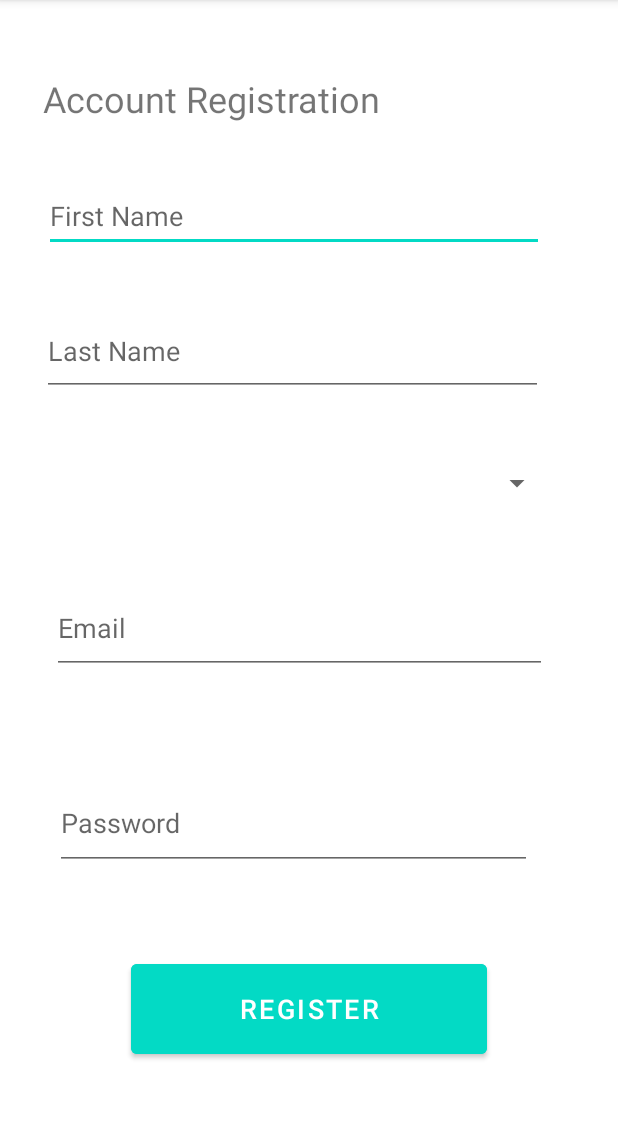
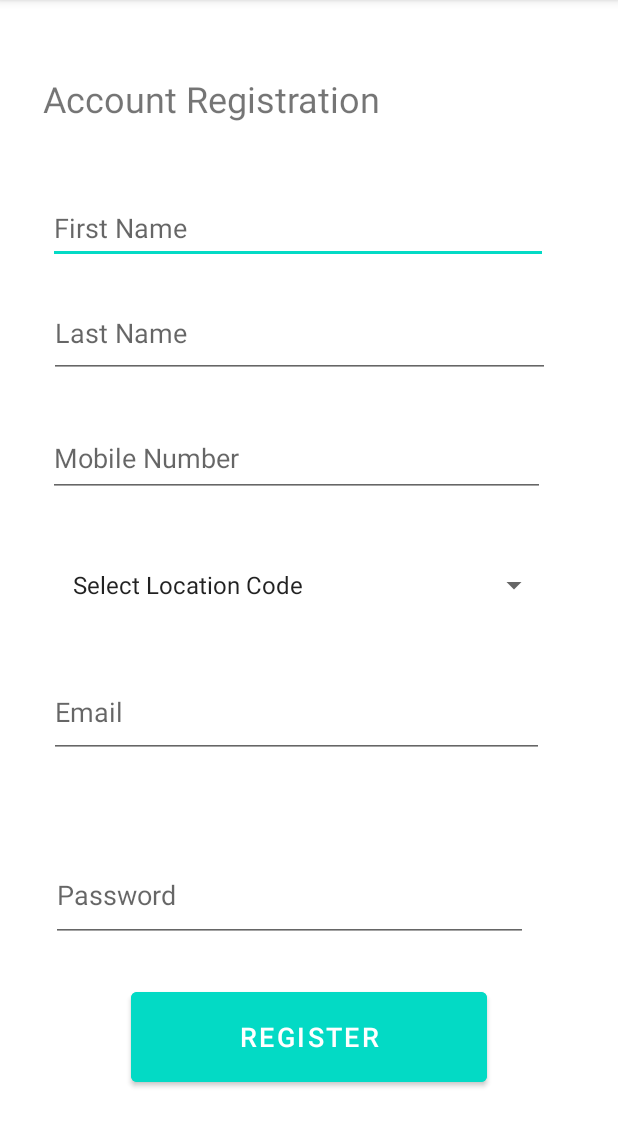
Before and after one commit to jolomunar/EdgeScanner-MobileApp, an Android app: the Register screen opened directly, with no data from a screen before it, on a phone screen of 412 x 824 dp, the part 84-1231 px from its top. Run offline under Robolectric (Android 15) with nearby library versions, the phone set to English and light mode, and no system bars; our stand-ins replace Firebase (no records; nobody signed in at launch, a user with empty details on screens opened directly).

Commit message:
new-committ

```diff
--- a/app/src/main/java/apc/mobprog/myqrcodeandbarcodescanner/PromoData.java
+++ b/app/src/main/java/apc/mobprog/myqrcodeandbarcodescanner/PromoData.java
@@ -1,13 +1,14 @@
 package apc.mobprog.myqrcodeandbarcodescanner;
 
 public class PromoData {
-    public String firstname, lastname, email, password, locationCode;
+    public String firstname, lastname, email, password, locationCode, mobNum;
 
-    public PromoData(String first, String sur, String emailAdd, String passwd, String locCode) {
+    public PromoData(String first, String sur, String emailAdd, String passwd, String locCode, String mobileNumber) {
         this.firstname = first;
         this.lastname = sur;
         this.email = emailAdd;
         this.password = passwd;
         this.locationCode = locCode;
+        this.mobNum = mobileNumber;
     }
 }
--- a/app/src/main/java/apc/mobprog/myqrcodeandbarcodescanner/Register.java
+++ b/app/src/main/java/apc/mobprog/myqrcodeandbarcodescanner/Register.java
@@ -6,15 +6,15 @@ import androidx.appcompat.app.AppCompatActivity;
 import android.annotation.SuppressLint;
 import android.content.pm.ActivityInfo;
 import android.view.View;
+import android.widget.ArrayAdapter;
 import android.widget.Button;
 import android.widget.EditText;
-import java.net.HttpURLConnection;
+
 import java.util.HashMap;
 
 import android.text.TextUtils;
 import android.content.Intent;
 import android.widget.Spinner;
-import android.widget.TextView;
 import android.os.Bundle;
 import android.widget.Toast;
 
@@ -28,9 +28,9 @@ import com.google.firebase.database.FirebaseDatabase;
 
 public class Register extends AppCompatActivity {
 
-    EditText firstname, lastname, email, password;
+    EditText firstname, lastname, email, password, mobNum;
     Spinner locationCode;
-    String first, sur, emailAdd, passwd, locCode;
+    String first, sur, emailAdd, passwd, locCode, mobileNumber;
     Button register;
 
     FirebaseDatabase node = FirebaseDatabase.getInstance();
@@ -48,7 +48,14 @@ public class Register extends AppCompatActivity {
         lastname = findViewById(R.id.lastname);
         email = findViewById(R.id.email);
         password = findViewById(R.id.password);
+        mobNum= findViewById(R.id.mobNum);
+
+        //Location Code Dropdown
         locationCode = findViewById(R.id.locationCode);
+        ArrayAdapter<String> outlet = new ArrayAdapter<String>(this,android.R.layout.simple_list_item_1,
+                getResources().getStringArray(R.array.locationCode));
+        outlet.setDropDownViewResource(android.R.layout.simple_spinner_dropdown_item);
+        locationCode.setAdapter(outlet);
 
         beginOnClick();
     }
@@ -64,12 +71,17 @@ public class Register extends AppCompatActivity {
                 emailAdd = email.getText().toString();
                 passwd = password.getText().toString();
                 locCode = locationCode.getSelectedItem().toString();
+                mobileNumber = mobNum.getText().toString();
+
 
                 if (TextUtils.isEmpty(first)){
                     firstname.setError("Please Enter Email");
                     return;
                 } else if (TextUtils.isEmpty(sur)) {
                     lastname.setError("Please Enter Password");
+                    return;
+                } else if (TextUtils.isEmpty(mobileNumber)) {
+                    mobNum.setError("Please Enter Mobile Number");
                     return;
                 } else if (TextUtils.isEmpty(emailAdd)) {
                     email.setError("Please Enter Email");
@@ -78,12 +90,12 @@ public class Register extends AppCompatActivity {
                     password.setError("Please Enter Password");
                     return;
                 } else {
-                    registerAccount(first, sur, emailAdd, passwd, locCode);
+                    registerAccount(first, sur, emailAdd, passwd, locCode, mobileNumber);
                 }
             }
         });
     }
-    public void registerAccount (String first, String sur, String emailAdd, String passwd, String locCode){
+    public void registerAccount(String first, String sur, String emailAdd, String passwd, String locCode, String mobileNumber){
         FirebaseAuth auth = FirebaseAuth.getInstance();
         auth.createUserWithEmailAndPassword(emailAdd, passwd).addOnCompleteListener(Register.this,
                 new OnCompleteListener<AuthResult>() {
@@ -104,6 +116,7 @@ public class Register extends AppCompatActivity {
                             promoMap.put("email", emailAdd);
                             promoMap.put("password", passwd);
                             promoMap.put("outlet", locCode);
+                            promoMap.put("mobNum", mobileNumber);
 
                             ref.push().setValue(promoMap);
                         }
--- a/app/src/main/res/layout/activity_register.xml
+++ b/app/src/main/res/layout/activity_register.xml
@@ -9,11 +9,11 @@
         android:id="@+id/locationCode"
         android:layout_width="334dp"
         android:layout_height="60dp"
-        android:layout_marginTop="292dp"
+        android:layout_marginTop="360dp"
         android:ems="10"
         android:hint="Location Code"
         app:layout_constraintEnd_toEndOf="parent"
-        app:layout_constraintHorizontal_bias="0.441"
+        app:layout_constraintHorizontal_bias="0.415"
         app:layout_constraintStart_toStartOf="parent"
         app:layout_constraintTop_toTopOf="parent"
         tools:ignore="SpeakableTextPresentCheck" />
@@ -43,18 +43,18 @@
         app:layout_constraintEnd_toEndOf="parent"
         app:layout_constraintStart_toStartOf="parent"
         app:layout_constraintTop_toTopOf="parent"
-        app:layout_constraintVertical_bias="0.915" />
+        app:layout_constraintVertical_bias="0.942" />
 
     <EditText
         android:id="@+id/firstname"
         android:layout_width="333dp"
         android:layout_height="48dp"
-        android:layout_marginTop="120dp"
+        android:layout_marginTop="128dp"
         android:ems="10"
         android:hint="First Name"
         android:inputType="textPersonName"
         app:layout_constraintEnd_toEndOf="parent"
-        app:layout_constraintHorizontal_bias="0.371"
+        app:layout_constraintHorizontal_bias="0.41"
         app:layout_constraintStart_toStartOf="parent"
         app:layout_constraintTop_toTopOf="parent"
         tools:ignore="SpeakableTextPresentCheck" />
@@ -63,12 +63,12 @@
         android:id="@+id/lastname"
         android:layout_width="334dp"
         android:layout_height="60dp"
-        android:layout_marginTop="204dp"
+        android:layout_marginTop="192dp"
         android:ems="10"
         android:hint="Last Name"
         android:inputType="textPersonName"
         app:layout_constraintEnd_toEndOf="parent"
-        app:layout_constraintHorizontal_bias="0.363"
+        app:layout_constraintHorizontal_bias="0.415"
         app:layout_constraintStart_toStartOf="parent"
         app:layout_constraintTop_toTopOf="parent"
         tools:ignore="SpeakableTextPresentCheck" />
@@ -77,13 +77,13 @@
         android:id="@+id/email"
         android:layout_width="330dp"
         android:layout_height="61dp"
-        android:layout_marginTop="388dp"
+        android:layout_marginTop="444dp"
         android:ems="10"
         android:hint="Email"
         android:inputType="textEmailAddress"
         android:minHeight="48dp"
         app:layout_constraintEnd_toEndOf="parent"
-        app:layout_constraintHorizontal_bias="0.419"
+        app:layout_constraintHorizontal_bias="0.395"
         app:layout_constraintStart_toStartOf="parent"
         app:layout_constraintTop_toTopOf="parent"
         tools:ignore="SpeakableTextPresentCheck" />
@@ -97,10 +97,23 @@
         android:inputType="textPassword"
         app:layout_constraintBottom_toBottomOf="parent"
         app:layout_constraintEnd_toEndOf="parent"
-        app:layout_constraintHorizontal_bias="0.39"
+        app:layout_constraintHorizontal_bias="0.365"
         app:layout_constraintStart_toStartOf="parent"
         app:layout_constraintTop_toTopOf="parent"
-        app:layout_constraintVertical_bias="0.734"
+        app:layout_constraintVertical_bias="0.802"
         tools:ignore="SpeakableTextPresentCheck" />
 
+    <EditText
+        android:id="@+id/mobNum"
+        android:layout_width="331dp"
+        android:layout_height="51dp"
+        android:layout_marginTop="28dp"
+        android:ems="10"
+        android:hint="Mobile Number"
+        android:inputType="phone"
+        app:layout_constraintEnd_toEndOf="parent"
+        app:layout_constraintHorizontal_bias="0.4"
+        app:layout_constraintStart_toStartOf="parent"
+        app:layout_constraintTop_toBottomOf="@+id/lastname" />
+
 </androidx.constraintlayout.widget.ConstraintLayout>
--- a/app/src/main/res/values/strings.xml
+++ b/app/src/main/res/values/strings.xml
@@ -49,4 +49,13 @@
         <item>F-22</item>
         <item>M-20</item>
     </string-array>
+
+    <string-array name="locationCode">
+        <item>Select Location Code</item>
+        <item>15-0006</item>
+        <item>15-0013</item>
+        <item>15-0014</item>
+        <item>15-0205</item>
+        <item>15-0440</item>
+    </string-array>
 </resources>
```
